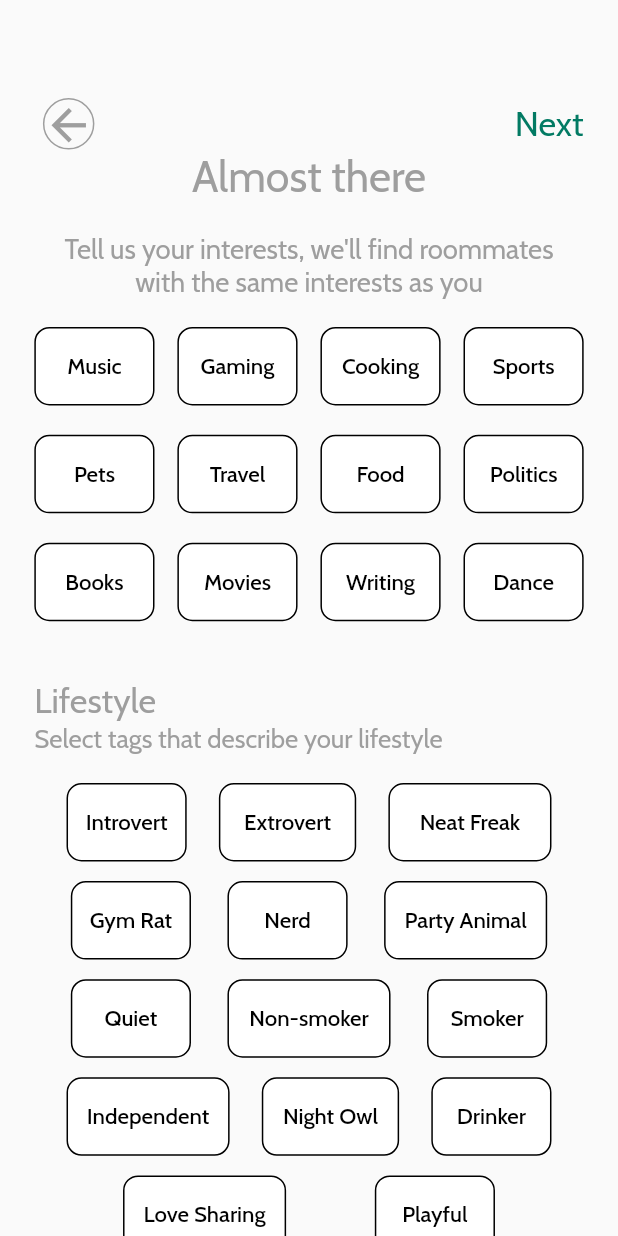
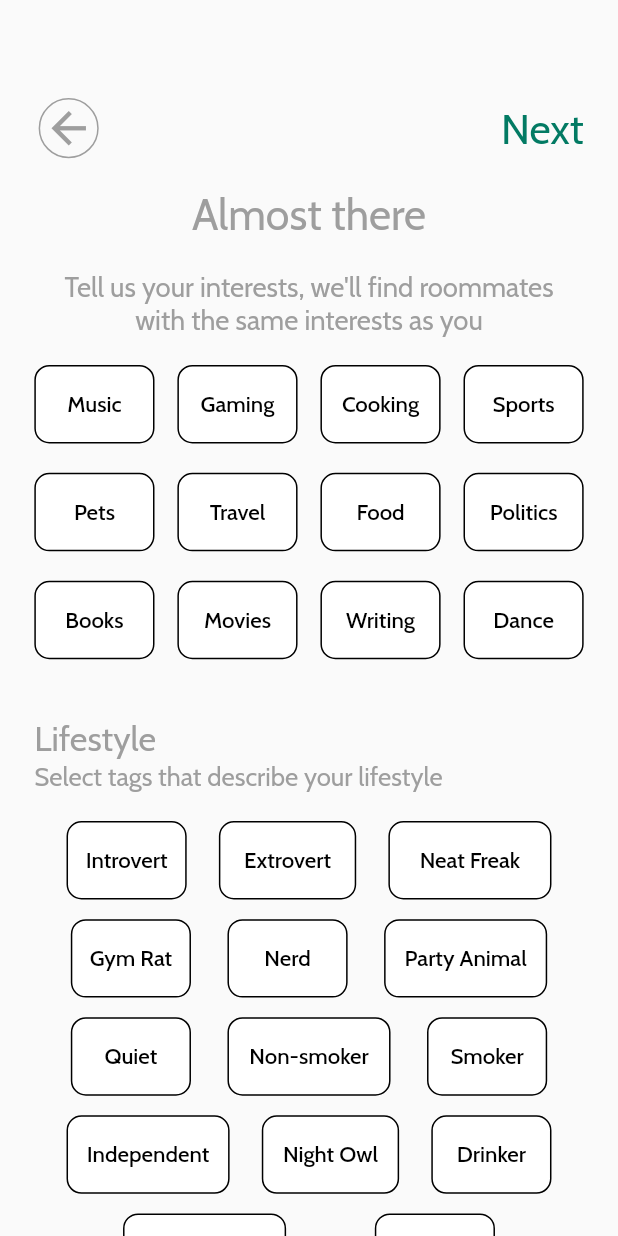
Before and after one commit to zuri-training/bunkie_mobile_pjt_47, a Flutter app: the InterestsAndLifeStyleView screen opened by its route, on a phone screen of 412 x 824 dp. Run offline on Flutter 3.47's test engine with Material 2 defaults, Android fonts, the phone set to English and light mode, and no system bars; our stand-ins replace cloud_firestore, firebase_auth, firebase_core, firebase_database, flutter_screenutil, get_it and 2 more; accounts and stored records are empty; project files that could hold a hidden picture were left out.

Commit message:
Fixed text/button alignment issues

```diff
--- /dev/null
+++ b/lib/view_models/startup_view_model.dart
@@ -0,0 +1,5 @@
+
+
+import 'package:bunkie/view_models/base_view_model.dart';
+
+class StartUpViewModel extends BaseViewModel {}
--- a/lib/views/amenities_view.dart
+++ b/lib/views/amenities_view.dart
@@ -51,7 +51,7 @@ class _AmenitiesViewState extends State<AmenitiesView> {
                 ],
               ),
             ),
-            CustomSpacer(flex: 4),
+            CustomSpacer(flex: 3),
             RichText(
                 text: TextSpan(
                     text: 'Hello ',
--- a/lib/views/interests_and_lifestyle_view.dart
+++ b/lib/views/interests_and_lifestyle_view.dart
@@ -34,7 +34,7 @@ class _InterestsAndLifeStyleViewState extends State<InterestsAndLifeStyleView> {
                       GestureDetector(
                           onTap: () => Navigator.pop(context),
                           child: Container(
-                              height: 30.w,
+                              height: 35.w,
                               width: 40.w,
                               decoration: BoxDecoration(
                                   shape: BoxShape.circle,
@@ -49,10 +49,11 @@ class _InterestsAndLifeStyleViewState extends State<InterestsAndLifeStyleView> {
                           child: Text(
                             'Next',
                             style: GoogleFonts.cabin(
-                                color: Color(0xff027A63), fontSize: 20.sp),
+                                color: Color(0xff027A63), fontSize: 24.sp),
                           )),
                     ]),
               ),
+              CustomSpacer(flex: 3),
               Text('Almost there',
                   style:
                       GoogleFonts.cabin(fontSize: 25.sp, color: Colors.grey)),
--- a/lib/views/looking_for_roommate_view.dart
+++ b/lib/views/looking_for_roommate_view.dart
@@ -8,6 +8,9 @@ class LookingForRoomateView extends StatelessWidget {
 
   @override
   Widget build(BuildContext context) {
+    return ResponsiveWidget(
+      onWillPop: () => locator<NavigationService>().popAndPushNamed(SelectionViewRoute),
+      builder: (BuildContext context, Size size) {
         return Scaffold(
           body: Container(
           child: Column(children: [
@@ -194,5 +197,8 @@ class LookingForRoomateView extends StatelessWidget {
             )
           ]),
         ));
+      },
+    );
+
   }
 }
--- a/lib/views/roommate_preferences.dart
+++ b/lib/views/roommate_preferences.dart
@@ -34,7 +34,7 @@ class _RoommatePreferencesViewState extends State<RoommatePreferencesView> {
                     GestureDetector(
                         onTap: () => Navigator.pop(context),
                         child: Container(
-                            height: 30.w,
+                            height: 35.w,
                             width: 40.w,
                             decoration: BoxDecoration(
                                 shape: BoxShape.circle,
@@ -49,11 +49,12 @@ class _RoommatePreferencesViewState extends State<RoommatePreferencesView> {
                       child: Text(
                         'Next',
                         style: GoogleFonts.cabin(
-                            color: Color(0xff027A63), fontSize: 20.sp),
+                            color: Color(0xff027A63), fontSize: 24.sp),
                       ),
                     ),
                   ]),
             ),
+            CustomSpacer(flex: 3),
             Text('Preferences',
                 style: GoogleFonts.cabin(fontSize: 25.sp, color: Colors.grey)),
             CustomSpacer(flex: 2),
--- a/lib/views/selection_view.dart
+++ b/lib/views/selection_view.dart
@@ -1,7 +1,6 @@
-import 'package:bunkie/services/auth_service.dart';
+
 import 'package:bunkie/services/services.dart';
 import 'package:flutter/material.dart';
-import 'package:flutter/services.dart';
 import 'package:google_fonts/google_fonts.dart';
 
 import 'shared/responsive_widget.dart';
@@ -9,7 +8,6 @@ import 'package:bunkie/utils/utils.dart';
 
 
 class SelectionView extends StatelessWidget {
-  final AuthService _auth = AuthService();
 
   @override
   Widget build(BuildContext context) {
```
Also changed, not shown: lib/views/settings_view.dart (+6 -2 lines). Lines whose indentation alone changed are shown as unchanged.
